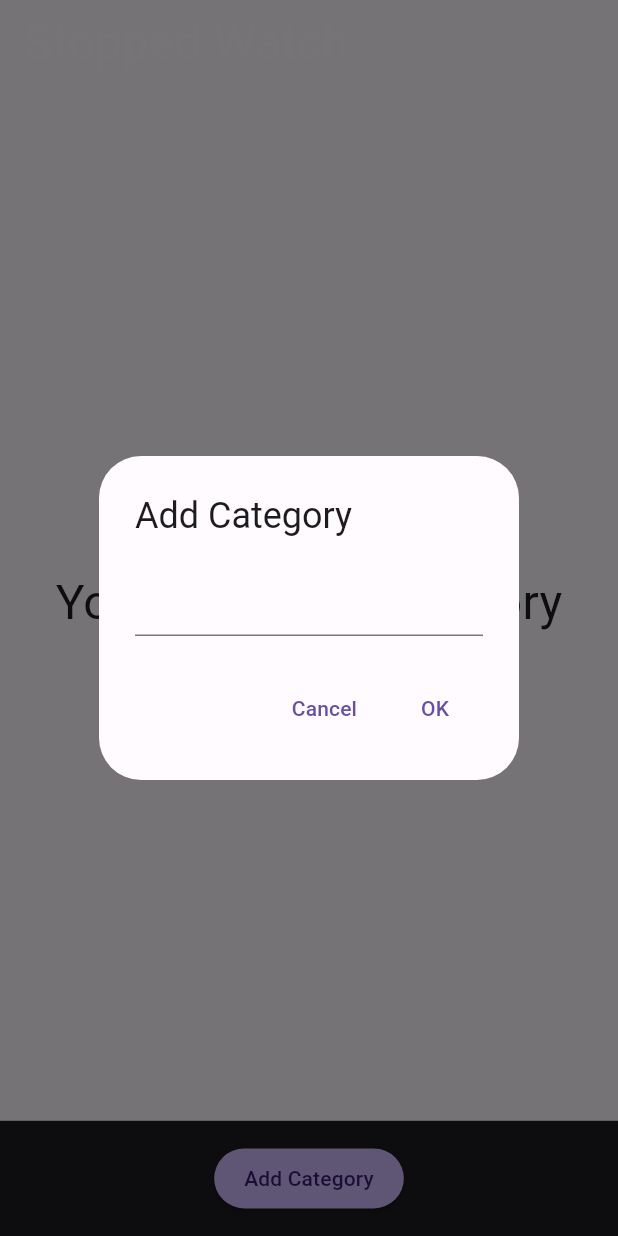
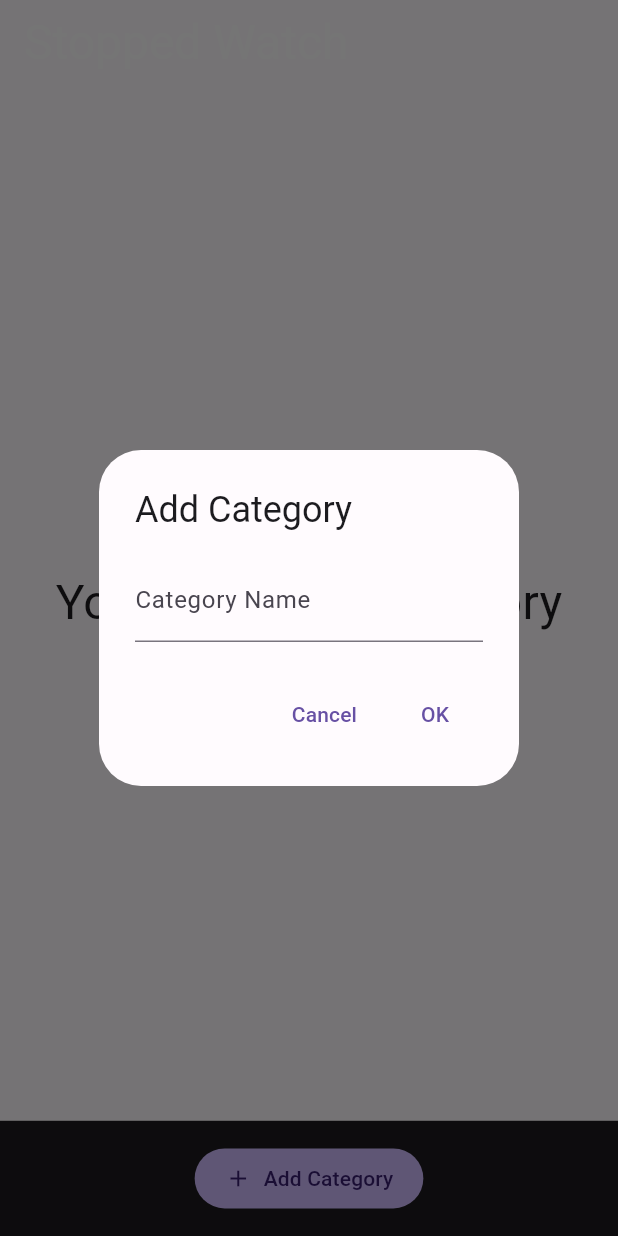
Before and after one commit to koltukutsu/stopped-watch, a Flutter app: the screen it shows after launch, after a tap on "Add Category", on a phone screen of 412 x 824 dp. Run offline on Flutter 3.47's test engine with Material 2 defaults, Android fonts, the phone set to English and light mode, and no system bars; our stand-ins replace equatable, flutter_bloc, shared_preferences, stop_watch_timer.

Commit message:
Finish: finished the app

```diff
--- a/lib/ui/main_page.dart
+++ b/lib/ui/main_page.dart
@@ -15,6 +15,8 @@ class MainPage extends StatefulWidget {
 }
 
 class _MainPageState extends State<MainPage> {
+  final TextEditingController _controller = TextEditingController();
+
   @override
   void initState() {
     // TODO: implement initState
@@ -28,10 +30,24 @@ class _MainPageState extends State<MainPage> {
     });
   }
 
+  textFieldCategorySendFunction() {
+    if (_controller.text.isNotEmpty) {
+      setState(() {
+        context.read<RecordCubit>().categoryList.add(CategoryModel(
+            category: _controller.text.trim(),
+            average: 0,
+            recordsList: <RecordModel>[]));
+        context.read<RecordCubit>().saveRecords();
+      });
+      Navigator.pop(context, 'OK');
+    } else {
+      ScaffoldMessenger.of(context).showSnackBar(
+          const SnackBar(content: Text("Category field cannot be blank")));
+    }
+  }
+
   @override
   Widget build(BuildContext context) {
-    TextEditingController _controller = TextEditingController();
-
     return Scaffold(
       appBar: AppBar(
         title: const Text('Stopped Watch'),
@@ -127,8 +143,7 @@ class _MainPageState extends State<MainPage> {
                                           categoryObject: context
                                               .read<RecordCubit>()
                                               .categoryList[index],
-                                        renderFunction: reRenderTheWidget
-                                      ),
+                                          renderFunction: reRenderTheWidget),
                                     ));
                                   },
                                   tileColor: darkColorScheme.secondaryContainer,
@@ -160,7 +175,7 @@ class _MainPageState extends State<MainPage> {
                 Container(
                   color: darkColorScheme.background,
                 ),
-                ElevatedButton(
+                TextButton(
                   style: ElevatedButton.styleFrom(
                     backgroundColor: darkColorScheme.surfaceTint,
                     foregroundColor: Colors.pinkAccent,
@@ -172,7 +187,16 @@ class _MainPageState extends State<MainPage> {
                       context: context,
                       builder: (BuildContext context) => AlertDialog(
                         title: const Text('Add Category'),
-                        content: TextField(controller: _controller),
+                        content: TextField(
+                            onSubmitted: (String taken) {
+                              print(
+                                  "that is what is taken: $textFieldCategorySendFunction");
+                              textFieldCategorySendFunction();
+                            },
+                            controller: _controller,
+                            decoration: const InputDecoration(
+                              labelText: "Category Name",
+                            )),
                         actions: <Widget>[
                           TextButton(
                             onPressed: () => Navigator.pop(context, 'Cancel'),
@@ -180,18 +204,7 @@ class _MainPageState extends State<MainPage> {
                           ),
                           TextButton(
                             onPressed: () {
-                              setState(() {
-                                if (_controller.text.isNotEmpty) {
-                                  context.read<RecordCubit>().categoryList.add(
-                                      CategoryModel(
-                                          category: _controller.text,
-                                          average: 0,
-                                          recordsList: <RecordModel>[]));
-                                }
-                                context.read<RecordCubit>().saveRecords();
-                              });
-
-                              Navigator.pop(context, 'OK');
+                              textFieldCategorySendFunction();
                             },
                             child: const Text('OK'),
                           ),
@@ -201,9 +214,19 @@ class _MainPageState extends State<MainPage> {
                   },
                   child: Padding(
                     padding: const EdgeInsets.symmetric(horizontal: 16),
-                    child: Text(
-                      'Add Category',
-                      style: TextStyle(color: darkColorScheme.onPrimary),
+                    child: Row(
+                      mainAxisSize: MainAxisSize.min,
+                      children: [
+                        Padding(
+                          padding: const EdgeInsets.only(right: 8.0),
+                          child:
+                              Icon(Icons.add, color: darkColorScheme.onPrimary),
+                        ),
+                        Text(
+                          'Add Category',
+                          style: TextStyle(color: darkColorScheme.onPrimary),
+                        ),
+                      ],
                     ),
                   ),
                 ),
```
Also changed, not shown: lib/ui/record_page.dart (+127 -38 lines).
